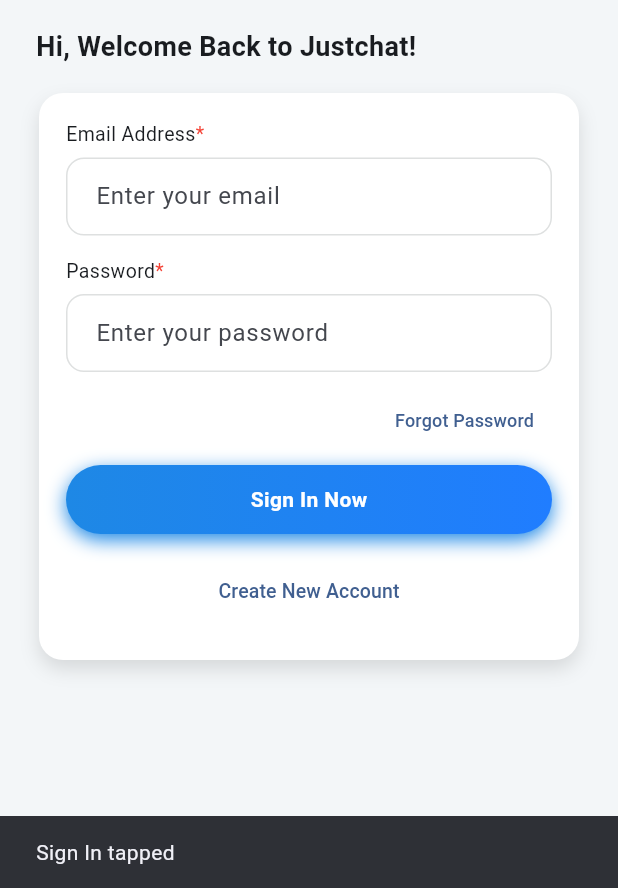
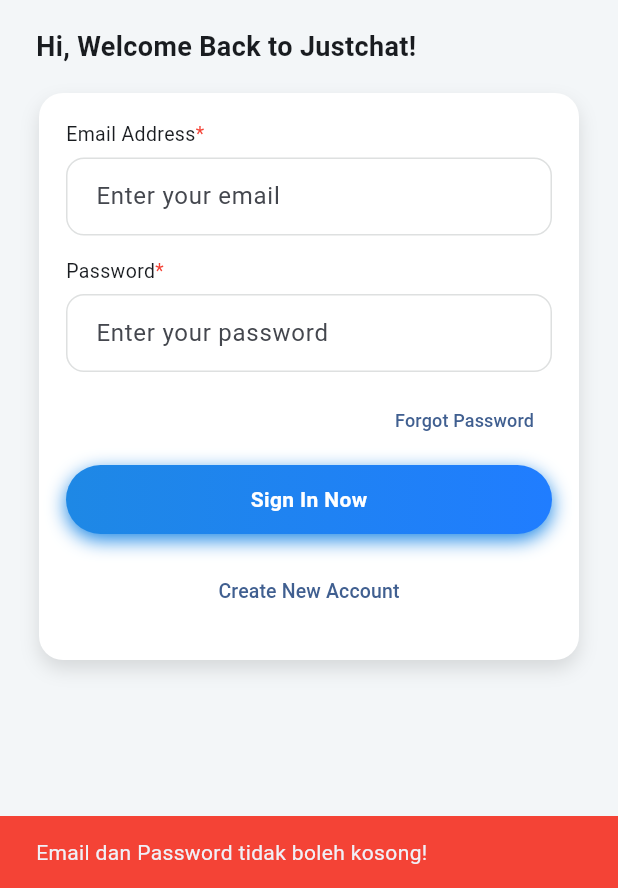
Before and after one commit to monicafebrii/prak-mobilelanjut-2307051010, a Flutter app: the screen it shows after launch, after a tap on "Sign In Now", on a phone screen of 412 x 824 dp, the part 348-1236 px from its top. Run offline on Flutter 3.47's test engine with Material 3 defaults, Android fonts, the phone set to English and light mode, and no system bars.

```diff
--- a/lib/main.dart
+++ b/lib/main.dart
@@ -1,6 +1,8 @@
 import 'package:flutter/material.dart';
+import 'package:myapp/screens/dashboard_screen.dart';
 import 'screens/login_screen.dart';
 import 'screens/signup_screen.dart';
+import 'screens/dashboard_screen.dart';
 
 void main() => runApp(const JustduitApp());
 
@@ -43,6 +45,7 @@ class JustduitApp extends StatelessWidget {
         LoginScreen.route: (context) =>
             const LoginScreen(), // default = Sign In
         SignupScreen.route: (context) => const SignupScreen(),
+        DashboardScreen.route: (context) => const DashboardScreen(),
       },
     );
   }
--- a/lib/screens/login_screen.dart
+++ b/lib/screens/login_screen.dart
@@ -1,5 +1,6 @@
 import 'package:flutter/material.dart';
 import 'signup_screen.dart';
+import 'dashboard_screen.dart'; // pastikan import ini ada
 
 class LoginScreen extends StatefulWidget {
   static const route = '/signin';
@@ -10,13 +11,13 @@ class LoginScreen extends StatefulWidget {
 }
 
 class _LoginScreenState extends State<LoginScreen> {
-  final _email = TextEditingController();
-  final _pass = TextEditingController();
+  final _emailController = TextEditingController();
+  final _passwordController = TextEditingController();
 
   @override
   void dispose() {
-    _email.dispose();
-    _pass.dispose();
+    _emailController.dispose();
+    _passwordController.dispose();
     super.dispose();
   }
 
@@ -29,7 +30,8 @@ class _LoginScreenState extends State<LoginScreen> {
       );
 
   // Tombol biru gradient
-  Widget primaryButton(String label, VoidCallback onTap) => GestureDetector(
+  Widget primaryButton({required String label, required VoidCallback onTap}) =>
+      GestureDetector(
         onTap: onTap,
         child: Container(
           width: double.infinity,
@@ -114,7 +116,7 @@ class _LoginScreenState extends State<LoginScreen> {
                       requiredLabel("Email Address"),
                       const SizedBox(height: 6),
                       TextField(
-                        controller: _email,
+                        controller: _emailController,
                         keyboardType: TextInputType.emailAddress,
                         decoration: const InputDecoration(
                           hintText: "Enter your email",
@@ -125,7 +127,7 @@ class _LoginScreenState extends State<LoginScreen> {
                       requiredLabel("Password"),
                       const SizedBox(height: 6),
                       TextField(
-                        controller: _pass,
+                        controller: _passwordController,
                         obscureText: true,
                         decoration: const InputDecoration(
                           hintText: "Enter your password",
@@ -145,12 +147,31 @@ class _LoginScreenState extends State<LoginScreen> {
                       ),
                       const SizedBox(height: 6),
 
-                      // Tombol Sign In
-                      primaryButton("Sign In Now", () {
+                      // Tombol Sign In Now (Sesuai Gambar)
+                      primaryButton(
+                        label: 'Sign In Now',
+                        onTap: () {
+                          // Cek apakah email atau password kosong
+                          if (_emailController.text.isEmpty ||
+                              _passwordController.text.isEmpty) {
+                            // Jika ya, tampilkan notifikasi error
                             ScaffoldMessenger.of(context).showSnackBar(
-                          const SnackBar(content: Text("Sign In tapped")),
+                              const SnackBar(
+                                content: Text(
+                                    'Email dan Password tidak boleh kosong!'),
+                                backgroundColor: Colors.red,
+                              ),
                             );
-                      }),
+                          } else {
+                            // Jika tidak, lanjutkan ke dashboard
+                            Navigator.pushNamedAndRemoveUntil(
+                              context,
+                              DashboardScreen.route,
+                              (route) => false,
+                            );
+                          }
+                        },
+                      ),
                       const SizedBox(height: 14),
 
                       // Tombol Create Account
@@ -164,7 +185,7 @@ class _LoginScreenState extends State<LoginScreen> {
                             style: TextStyle(fontSize: 13),
                           ),
                         ),
-                      ),
+                      )
                     ],
                   ),
                 ),
```
Also changed, not shown: lib/screens/dashboard_screen.dart (added, +99 -0 lines). Lines whose indentation alone changed are shown as unchanged.
